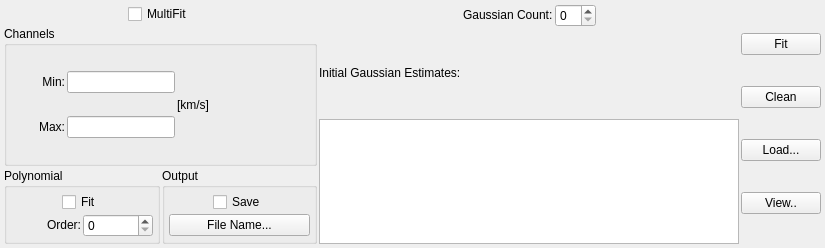
First picture: the form in code/display/QtPlotter/SpecFitSettingsWidgetRadio.ui, repository radio-astro/casa, before the edit.
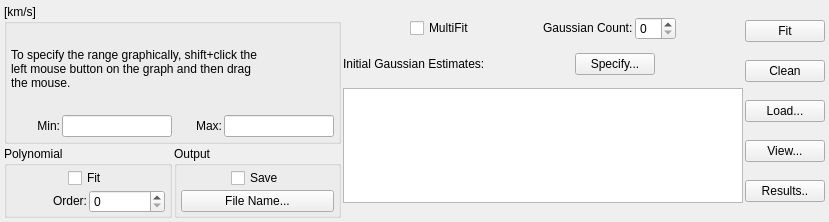
Second picture: the form after the edit.

```diff
--- a/code/display/QtPlotter/SpecFitSettingsWidgetRadio.ui
+++ b/code/display/QtPlotter/SpecFitSettingsWidgetRadio.ui
@@ -6,56 +6,16 @@
    <rect>
     <x>0</x>
     <y>0</y>
-    <width>825</width>
-    <height>248</height>
+    <width>829</width>
+    <height>222</height>
    </rect>
   </property>
   <property name="windowTitle">
    <string>SpecFitSettingsWidgetRadio</string>
   </property>
-  <layout class="QHBoxLayout" name="horizontalLayout_11">
-   <item>
-    <layout class="QVBoxLayout" name="verticalLayout_7">
-     <item>
       <layout class="QHBoxLayout" name="horizontalLayout_5">
        <item>
-        <layout class="QHBoxLayout" name="horizontalLayout_12"/>
-       </item>
-       <item>
-        <spacer name="horizontalSpacer">
-         <property name="orientation">
-          <enum>Qt::Horizontal</enum>
-         </property>
-         <property name="sizeHint" stdset="0">
-          <size>
-           <width>10</width>
-           <height>10</height>
-          </size>
-         </property>
-        </spacer>
-       </item>
-       <item>
-        <widget class="QCheckBox" name="multiFitCheckBox">
-         <property name="text">
-          <string>MultiFit</string>
-         </property>
-        </widget>
-       </item>
-       <item>
-        <spacer name="horizontalSpacer_2">
-         <property name="orientation">
-          <enum>Qt::Horizontal</enum>
-         </property>
-         <property name="sizeHint" stdset="0">
-          <size>
-           <width>10</width>
-           <height>10</height>
-          </size>
-         </property>
-        </spacer>
-       </item>
-      </layout>
-     </item>
+    <layout class="QVBoxLayout" name="verticalLayout_5">
      <item>
       <widget class="QGroupBox" name="rangeGroupBox">
        <property name="toolTip">
@@ -66,28 +26,43 @@
 specify a region. </string>
        </property>
        <property name="title">
-        <string>Channels</string>
+        <string>[km/s]</string>
        </property>
-       <layout class="QHBoxLayout" name="horizontalLayout_10">
-        <item>
          <layout class="QVBoxLayout" name="verticalLayout_4">
+        <property name="topMargin">
+         <number>1</number>
+        </property>
+        <item>
+         <widget class="QLabel" name="channelDirections">
+          <property name="sizePolicy">
+           <sizepolicy hsizetype="Fixed" vsizetype="MinimumExpanding">
+            <horstretch>0</horstretch>
+            <verstretch>0</verstretch>
+           </sizepolicy>
+          </property>
+          <property name="minimumSize">
+           <size>
+            <width>100</width>
+            <height>60</height>
+           </size>
+          </property>
+          <property name="text">
+           <string>&lt;font color='black'&gt;To specify the range graphically, shift+click the &lt;br/&gt;
+left mouse button on the graph and then drag &lt;br/&gt;
+the mouse.&lt;/font&gt;</string>
+          </property>
+         </widget>
+        </item>
           <item>
            <layout class="QHBoxLayout" name="horizontalLayout_2">
-            <item>
-             <spacer name="horizontalSpacer_9">
-              <property name="orientation">
-               <enum>Qt::Horizontal</enum>
-              </property>
-              <property name="sizeHint" stdset="0">
-               <size>
-                <width>28</width>
-                <height>20</height>
-               </size>
-              </property>
-             </spacer>
-            </item>
             <item>
              <widget class="QLabel" name="minLabel">
+            <property name="minimumSize">
+             <size>
+              <width>28</width>
+              <height>21</height>
+             </size>
+            </property>
               <property name="text">
                <string>&lt;font color='black'&gt;Min:&lt;/font&gt;</string>
               </property>
@@ -104,24 +79,22 @@
                 <verstretch>0</verstretch>
                </sizepolicy>
               </property>
-             </widget>
-            </item>
-           </layout>
-          </item>
-          <item>
-           <layout class="QHBoxLayout" name="horizontalLayout_3">
-            <item>
-             <spacer name="horizontalSpacer_11">
-              <property name="orientation">
-               <enum>Qt::Horizontal</enum>
-              </property>
-              <property name="sizeHint" stdset="0">
-               <size>
-                <width>28</width>
-                <height>20</height>
-               </size>
-              </property>
-             </spacer>
+            <property name="minimumSize">
+             <size>
+              <width>110</width>
+              <height>21</height>
+             </size>
+            </property>
+            <property name="maximumSize">
+             <size>
+              <width>110</width>
+              <height>16777215</height>
+             </size>
+            </property>
+            <property name="toolTip">
+             <string>Enter the lower bound for the fit.</string>
+            </property>
+           </widget>
             </item>
             <item>
              <widget class="QLabel" name="maxLabel">
@@ -141,62 +114,25 @@
                 <verstretch>0</verstretch>
                </sizepolicy>
               </property>
-             </widget>
-            </item>
-           </layout>
-          </item>
-         </layout>
-        </item>
-        <item>
-         <layout class="QVBoxLayout" name="verticalLayout_2">
-          <item>
-           <spacer name="verticalSpacer">
-            <property name="orientation">
-             <enum>Qt::Vertical</enum>
+            <property name="minimumSize">
+             <size>
+              <width>110</width>
+              <height>0</height>
+             </size>
             </property>
-            <property name="sizeHint" stdset="0">
+            <property name="maximumSize">
              <size>
-              <width>20</width>
-              <height>18</height>
+              <width>110</width>
+              <height>16777215</height>
              </size>
             </property>
-           </spacer>
-          </item>
-          <item>
-           <widget class="QLabel" name="channelUnitLabel">
-            <property name="text">
-             <string>&lt;font color='black'&gt;[km/s]&lt;/font&gt;</string>
+            <property name="toolTip">
+             <string>Enter the upper bound for the fit.</string>
             </property>
            </widget>
           </item>
-          <item>
-           <spacer name="verticalSpacer_2">
-            <property name="orientation">
-             <enum>Qt::Vertical</enum>
-            </property>
-            <property name="sizeHint" stdset="0">
-             <size>
-              <width>20</width>
-              <height>13</height>
-             </size>
-            </property>
-           </spacer>
-          </item>
          </layout>
         </item>
-        <item>
-         <spacer name="horizontalSpacer_10">
-          <property name="orientation">
-           <enum>Qt::Horizontal</enum>
-          </property>
-          <property name="sizeHint" stdset="0">
-           <size>
-            <width>18</width>
-            <height>20</height>
-           </size>
-          </property>
-         </spacer>
-        </item>
        </layout>
       </widget>
      </item>
@@ -208,6 +144,12 @@
           <string>Polynomial</string>
          </property>
          <layout class="QGridLayout" name="gridLayout_2">
+          <property name="topMargin">
+           <number>2</number>
+          </property>
+          <property name="bottomMargin">
+           <number>2</number>
+          </property>
           <item row="0" column="0">
            <layout class="QHBoxLayout" name="horizontalLayout_4">
             <item>
@@ -258,7 +200,11 @@
              </widget>
             </item>
             <item>
-             <widget class="QSpinBox" name="polyOrderSpinBox"/>
+             <widget class="QSpinBox" name="polyOrderSpinBox">
+              <property name="toolTip">
+               <string>Specify the order (degree) of the polynomial to fit.</string>
+              </property>
+             </widget>
             </item>
            </layout>
           </item>
@@ -271,6 +217,12 @@
           <string>Output</string>
          </property>
          <layout class="QVBoxLayout" name="verticalLayout_3">
+          <property name="topMargin">
+           <number>2</number>
+          </property>
+          <property name="bottomMargin">
+           <number>2</number>
+          </property>
           <item>
            <layout class="QHBoxLayout" name="horizontalLayout_7">
             <item>
@@ -329,9 +281,37 @@
     </layout>
    </item>
    <item>
-    <layout class="QVBoxLayout" name="verticalLayout_5">
+    <layout class="QVBoxLayout" name="verticalLayout_2">
+     <property name="spacing">
+      <number>0</number>
+     </property>
      <item>
       <layout class="QHBoxLayout" name="horizontalLayout">
+       <item>
+        <spacer name="horizontalSpacer">
+         <property name="orientation">
+          <enum>Qt::Horizontal</enum>
+         </property>
+         <property name="sizeHint" stdset="0">
+          <size>
+           <width>13</width>
+           <height>20</height>
+          </size>
+         </property>
+        </spacer>
+       </item>
+       <item>
+        <widget class="QCheckBox" name="multiFitCheckBox">
+         <property name="toolTip">
+          <string>If this box is checked, individual fits will be done at each
+point in the selected region.  Otherwise, a single fit will be
+over the selected region.</string>
+         </property>
+         <property name="text">
+          <string>MultiFit</string>
+         </property>
+        </widget>
+       </item>
        <item>
         <spacer name="horizontalSpacer_7">
          <property name="orientation">
@@ -339,7 +319,7 @@
          </property>
          <property name="sizeHint" stdset="0">
           <size>
-           <width>10</width>
+           <width>13</width>
            <height>20</height>
           </size>
          </property>
@@ -355,7 +335,12 @@
           </widget>
          </item>
          <item>
-          <widget class="QSpinBox" name="gaussCountSpinBox"/>
+          <widget class="QSpinBox" name="gaussCountSpinBox">
+           <property name="toolTip">
+            <string>Indicate the number of Gaussian curves you would
+like to fit.</string>
+           </property>
+          </widget>
          </item>
         </layout>
        </item>
@@ -366,7 +351,7 @@
          </property>
          <property name="sizeHint" stdset="0">
           <size>
-           <width>10</width>
+           <width>13</width>
            <height>20</height>
           </size>
          </property>
@@ -374,6 +359,8 @@
        </item>
       </layout>
      </item>
+     <item>
+      <layout class="QHBoxLayout" name="horizontalLayout_3">
      <item>
       <widget class="QLabel" name="estimateLabel">
        <property name="text">
@@ -382,6 +369,48 @@
       </widget>
      </item>
      <item>
+        <spacer name="horizontalSpacer_11">
+         <property name="orientation">
+          <enum>Qt::Horizontal</enum>
+         </property>
+         <property name="sizeHint" stdset="0">
+          <size>
+           <width>13</width>
+           <height>20</height>
+          </size>
+         </property>
+        </spacer>
+       </item>
+       <item>
+        <widget class="QPushButton" name="advancedGaussianEstimatesButton">
+         <property name="toolTip">
+          <string>Pressing this button will bring up a dialog that
+allows you specify initial Gaussian estimates
+using sliders.  You can also use the results of
+a molecular line search for specifying initial
+Gaussian estimates.</string>
+         </property>
+         <property name="text">
+          <string>Specify...</string>
+         </property>
+        </widget>
+       </item>
+       <item>
+        <spacer name="horizontalSpacer_12">
+         <property name="orientation">
+          <enum>Qt::Horizontal</enum>
+         </property>
+         <property name="sizeHint" stdset="0">
+          <size>
+           <width>13</width>
+           <height>20</height>
+          </size>
+         </property>
+        </spacer>
+       </item>
+      </layout>
+     </item>
+     <item>
       <widget class="QTableWidget" name="estimateTable">
        <property name="sizePolicy">
         <sizepolicy hsizetype="MinimumExpanding" vsizetype="MinimumExpanding">
@@ -391,14 +420,14 @@
        </property>
        <property name="minimumSize">
         <size>
-         <width>420</width>
+         <width>400</width>
          <height>115</height>
         </size>
        </property>
        <property name="maximumSize">
         <size>
-         <width>330</width>
-         <height>125</height>
+         <width>440</width>
+         <height>115</height>
         </size>
        </property>
        <property name="toolTip">
@@ -438,10 +467,20 @@
        </property>
       </widget>
      </item>
+     <item>
+      <widget class="QPushButton" name="plotButton">
+       <property name="toolTip">
+        <string>Visualize and analyze the output from the previous fit..</string>
+       </property>
+       <property name="text">
+        <string>View...</string>
+       </property>
+      </widget>
+     </item>
      <item>
       <widget class="QPushButton" name="viewButton">
        <property name="text">
-        <string>View..</string>
+        <string>Results..</string>
        </property>
       </widget>
      </item>
```
Left out of the diff: 27 changed lines with no effect on the pictures. Lines whose indentation alone changed are shown as unchanged.
